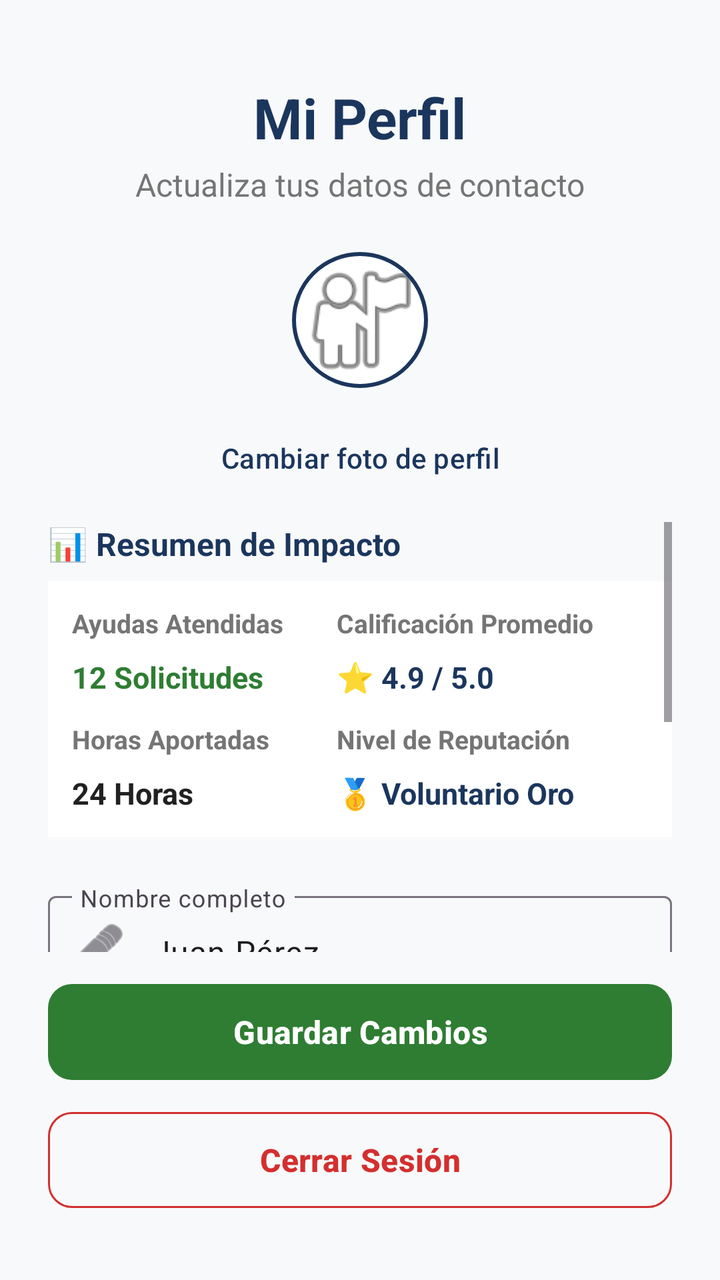
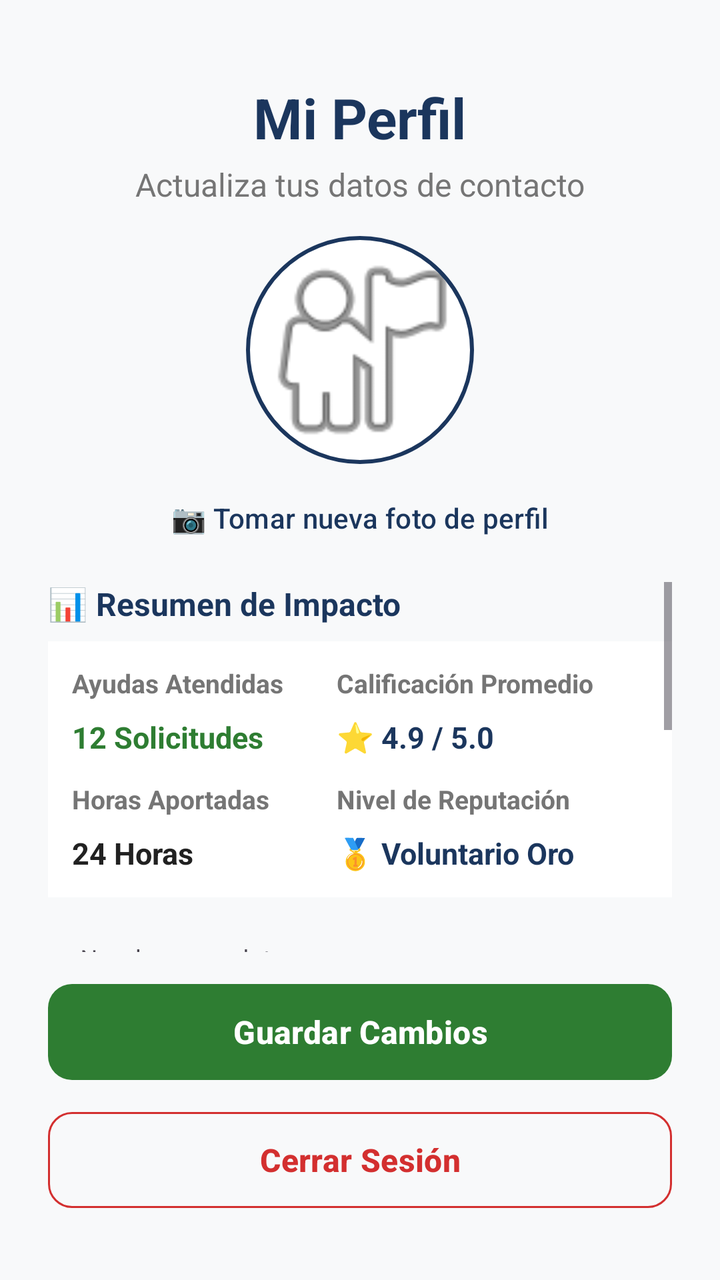

Two renders of the same Android screen: before a commit and after it. Below are the layout's source before the change and the commit's diff.
<!-- AndroidManifest.xml: application theme Theme.Voluntarios -->
<!-- res/layout/activity_perfil_voluntario.xml -->
<?xml version="1.0" encoding="utf-8"?>
<androidx.constraintlayout.widget.ConstraintLayout xmlns:android="http://schemas.android.com/apk/res/android"
    xmlns:app="http://schemas.android.com/apk/res-auto"
    xmlns:tools="http://schemas.android.com/tools"
    android:layout_width="match_parent"
    android:layout_height="match_parent"
    android:background="@color/background_light"
    android:padding="24dp"
    tools:context=".vistas.voluntario.PerfilVoluntarioActivity">

    <TextView
        android:id="@+id/txtPerfilTitulo"
        android:layout_width="wrap_content"
        android:layout_height="wrap_content"
        android:layout_marginTop="16dp"
        android:text="@string/perfil_titulo"
        android:textColor="@color/primary_blue"
        android:textSize="28sp"
        android:textStyle="bold"
        app:layout_constraintLeft_toLeftOf="parent"
        app:layout_constraintRight_toRightOf="parent"
        app:layout_constraintTop_toTopOf="parent" />

    <TextView
        android:id="@+id/txtPerfilSubtitulo"
        android:layout_width="wrap_content"
        android:layout_height="wrap_content"
        android:layout_marginTop="4dp"
        android:text="@string/perfil_subtitulo"
        android:textColor="@color/text_secondary"
        android:textSize="16sp"
        app:layout_constraintLeft_toLeftOf="parent"
        app:layout_constraintRight_toRightOf="parent"
        app:layout_constraintTop_toBottomOf="@id/txtPerfilTitulo" />

    
    <LinearLayout
        android:id="@+id/containerAvatar"
        android:layout_width="wrap_content"
        android:layout_height="wrap_content"
        android:orientation="vertical"
        android:gravity="center"
        android:layout_marginTop="12dp"
        app:layout_constraintTop_toBottomOf="@id/txtPerfilSubtitulo"
        app:layout_constraintLeft_toLeftOf="parent"
        app:layout_constraintRight_toRightOf="parent">

        <com.google.android.material.imageview.ShapeableImageView
            android:id="@+id/imgPerfilAvatar"
            android:layout_width="90dp"
            android:layout_height="90dp"
            android:scaleType="centerCrop"
            android:src="@android:drawable/ic_menu_myplaces"
            android:padding="12dp"
            android:background="@color/white"
            app:strokeColor="@color/primary_blue"
            app:strokeWidth="2dp"
            app:shapeAppearanceOverlay="@style/ShapeAppearance.Material3.Corner.Full" />

        <com.google.android.material.button.MaterialButton
            android:id="@+id/btnCambiarFoto"
            style="@style/Widget.Material3.Button.TextButton"
            android:layout_width="wrap_content"
            android:layout_height="wrap_content"
            android:text="Cambiar foto de perfil"
            android:textSize="14sp"
            android:textColor="@color/primary_blue" />
    </LinearLayout>

    <ScrollView
        android:layout_width="0dp"
        android:layout_height="0dp"
        android:layout_marginTop="8dp"
        android:layout_marginBottom="12dp"
        app:layout_constraintBottom_toTopOf="@+id/btnPerfilGuardar"
        app:layout_constraintLeft_toLeftOf="parent"
        app:layout_constraintRight_toRightOf="parent"
        app:layout_constraintTop_toBottomOf="@id/containerAvatar">

        <LinearLayout
            android:layout_width="match_parent"
            android:layout_height="wrap_content"
            android:orientation="vertical">

            
            <TextView
                android:layout_width="wrap_content"
                android:layout_height="wrap_content"
                android:text="📊 Resumen de Impacto"
                android:textSize="16sp"
                android:textStyle="bold"
                android:textColor="@color/primary_blue"
                android:layout_marginBottom="8dp" />

            <TableLayout
                android:id="@+id/tblEstadisticas"
                android:layout_width="match_parent"
                android:layout_height="wrap_content"
                android:stretchColumns="*"
                android:background="@color/white"
                android:padding="12dp"
                android:layout_marginBottom="16dp">

                <TableRow
                    android:paddingBottom="8dp">
                    <TextView
                        android:text="Ayudas Atendidas"
                        android:textStyle="bold"
                        android:textSize="13sp"
                        android:textColor="@color/text_secondary" />
                    <TextView
                        android:text="Calificación Promedio"
                        android:textStyle="bold"
                        android:textSize="13sp"
                        android:textColor="@color/text_secondary" />
                </TableRow>

                <TableRow
                    android:paddingBottom="12dp">
                    <TextView
                        android:text="12 Solicitudes"
                        android:textSize="15sp"
                        android:textStyle="bold"
                        android:textColor="@color/secondary_green" />
                    <TextView
                        android:text="⭐ 4.9 / 5.0"
                        android:textSize="15sp"
                        android:textStyle="bold"
                        android:textColor="@color/primary_blue" />
                </TableRow>

                <TableRow
                    android:paddingBottom="8dp">
                    <TextView
                        android:text="Horas Aportadas"
                        android:textStyle="bold"
                        android:textSize="13sp"
                        android:textColor="@color/text_secondary" />
                    <TextView
                        android:text="Nivel de Reputación"
                        android:textStyle="bold"
                        android:textSize="13sp"
                        android:textColor="@color/text_secondary" />
                </TableRow>

                <TableRow>
                    <TextView
                        android:text="24 Horas"
                        android:textSize="15sp"
                        android:textStyle="bold"
                        android:textColor="@color/text_primary" />
                    <TextView
                        android:text="🥇 Voluntario Oro"
                        android:textSize="15sp"
                        android:textStyle="bold"
                        android:textColor="@color/primary_blue" />
                </TableRow>
            </TableLayout>

            <com.google.android.material.textfield.TextInputLayout
                android:id="@+id/tilPerfilNombre"
                style="@style/Widget.Material3.TextInputLayout.OutlinedBox"
                android:layout_width="match_parent"
                android:layout_height="wrap_content"
                android:layout_marginTop="8dp"
                android:hint="@string/reg_hint_nombre"
                app:startIconDrawable="@android:drawable/ic_menu_edit">

                <com.google.android.material.textfield.TextInputEditText
                    android:id="@+id/edtPerfilNombre"
                    android:layout_width="match_parent"
                    android:layout_height="wrap_content"
                    android:text="Juan Pérez"
                    android:inputType="textPersonName" />
            </com.google.android.material.textfield.TextInputLayout>

            <com.google.android.material.textfield.TextInputLayout
                android:id="@+id/tilPerfilEmail"
                style="@style/Widget.Material3.TextInputLayout.OutlinedBox"
                android:layout_width="match_parent"
                android:layout_height="wrap_content"
                android:layout_marginTop="12dp"
                android:hint="@string/reg_hint_email"
                app:startIconDrawable="@android:drawable/ic_dialog_email">

                <com.google.android.material.textfield.TextInputEditText
                    android:id="@+id/edtPerfilEmail"
                    android:layout_width="match_parent"
                    android:layout_height="wrap_content"
                    android:text="voluntario@gmail.com"
                    android:inputType="textEmailAddress" />
            </com.google.android.material.textfield.TextInputLayout>

            <com.google.android.material.textfield.TextInputLayout
                android:id="@+id/tilPerfilTelefono"
                style="@style/Widget.Material3.TextInputLayout.OutlinedBox"
                android:layout_width="match_parent"
                android:layout_height="wrap_content"
                android:layout_marginTop="12dp"
                android:hint="@string/reg_hint_telefono"
                app:startIconDrawable="@android:drawable/ic_menu_call">

                <com.google.android.material.textfield.TextInputEditText
                    android:id="@+id/edtPerfilTelefono"
                    android:layout_width="match_parent"
                    android:layout_height="wrap_content"
                    android:text="+56 9 8765 4321"
                    android:inputType="phone" />
            </com.google.android.material.textfield.TextInputLayout>

            <com.google.android.material.textfield.TextInputLayout
                android:id="@+id/tilPerfilComuna"
                style="@style/Widget.Material3.TextInputLayout.OutlinedBox"
                android:layout_width="match_parent"
                android:layout_height="wrap_content"
                android:layout_marginTop="12dp"
                android:hint="@string/perfil_hint_comuna"
                app:startIconDrawable="@android:drawable/ic_menu_mylocation">

                <com.google.android.material.textfield.TextInputEditText
                    android:id="@+id/edtPerfilComuna"
                    android:layout_width="match_parent"
                    android:layout_height="wrap_content"
                    android:text="Santiago Centro"
                    android:inputType="textPostalAddress" />
            </com.google.android.material.textfield.TextInputLayout>

        </LinearLayout>
    </ScrollView>

    <com.google.android.material.button.MaterialButton
        android:id="@+id/btnPerfilGuardar"
        android:layout_width="0dp"
        android:layout_height="56dp"
        android:layout_marginBottom="8dp"
        android:text="@string/perfil_btn_guardar"
        android:textSize="16sp"
        android:textStyle="bold"
        app:backgroundTint="@color/secondary_green"
        app:cornerRadius="12dp"
        app:layout_constraintBottom_toTopOf="@+id/btnPerfilCerrarSesion"
        app:layout_constraintLeft_toLeftOf="parent"
        app:layout_constraintRight_toRightOf="parent" />

    <com.google.android.material.button.MaterialButton
        android:id="@+id/btnPerfilCerrarSesion"
        style="@style/Widget.Material3.Button.OutlinedButton"
        android:layout_width="0dp"
        android:layout_height="56dp"
        android:layout_marginBottom="8dp"
        android:text="@string/perfil_btn_cerrar_sesion"
        android:textColor="#D32F2F"
        android:textSize="16sp"
        android:textStyle="bold"
        app:strokeColor="#D32F2F"
        app:cornerRadius="12dp"
        app:layout_constraintBottom_toBottomOf="parent"
        app:layout_constraintLeft_toLeftOf="parent"
        app:layout_constraintRight_toRightOf="parent" />

</androidx.constraintlayout.widget.ConstraintLayout>
<!-- resources referenced by this layout -->
<resources>
  <color name="background_light">#F8F9FA</color>
  <color name="primary_blue">#1B365D</color>
  <color name="secondary_green">#2E7D32</color>
  <color name="text_primary">#212121</color>
  <color name="text_secondary">#757575</color>
  <color name="white">#FFFFFFFF</color>
  <string name="perfil_btn_cerrar_sesion">Cerrar Sesión</string>
  <string name="perfil_btn_guardar">Guardar Cambios</string>
  <string name="perfil_hint_comuna">Comuna / Sector</string>
  <string name="perfil_subtitulo">Actualiza tus datos de contacto</string>
  <string name="perfil_titulo">Mi Perfil</string>
  <string name="reg_hint_email">Correo electrónico</string>
  <string name="reg_hint_nombre">Nombre completo</string>
  <string name="reg_hint_telefono">Teléfono de contacto</string>
  <style name="Theme.Voluntarios" parent="Base.Theme.Voluntarios" />
  <style name="Base.Theme.Voluntarios" parent="Theme.Material3.DayNight.NoActionBar">
          
          
      </style>
</resources>

<!-- the commit's change to res/layout/activity_perfil_voluntario.xml (unified diff, before → after) -->
@@ -47,11 +47,11 @@
 
         <com.google.android.material.imageview.ShapeableImageView
             android:id="@+id/imgPerfilAvatar"
-            android:layout_width="90dp"
-            android:layout_height="90dp"
+            android:layout_width="120dp"
+            android:layout_height="120dp"
             android:scaleType="centerCrop"
             android:src="@android:drawable/ic_menu_myplaces"
-            android:padding="12dp"
+            android:padding="4dp"
             android:background="@color/white"
             app:strokeColor="@color/primary_blue"
             app:strokeWidth="2dp"
@@ -62,7 +62,7 @@
             style="@style/Widget.Material3.Button.TextButton"
             android:layout_width="wrap_content"
             android:layout_height="wrap_content"
-            android:text="Cambiar foto de perfil"
+            android:text="📷 Tomar nueva foto de perfil"
             android:textSize="14sp"
             android:textColor="@color/primary_blue" />
     </LinearLayout>
